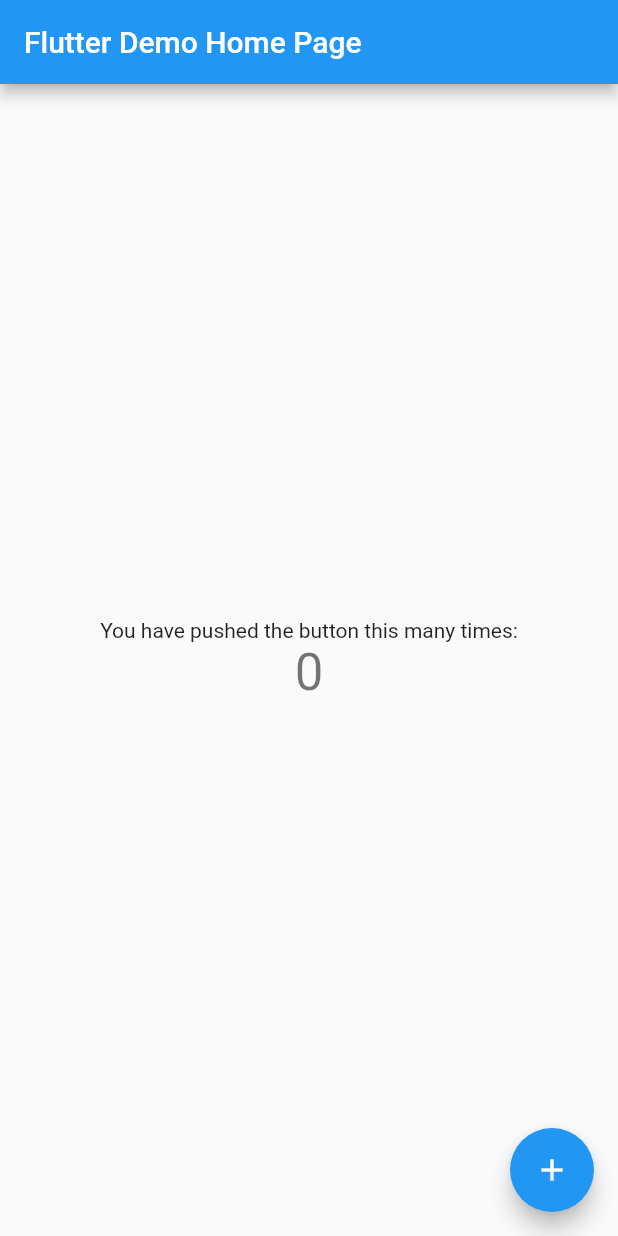
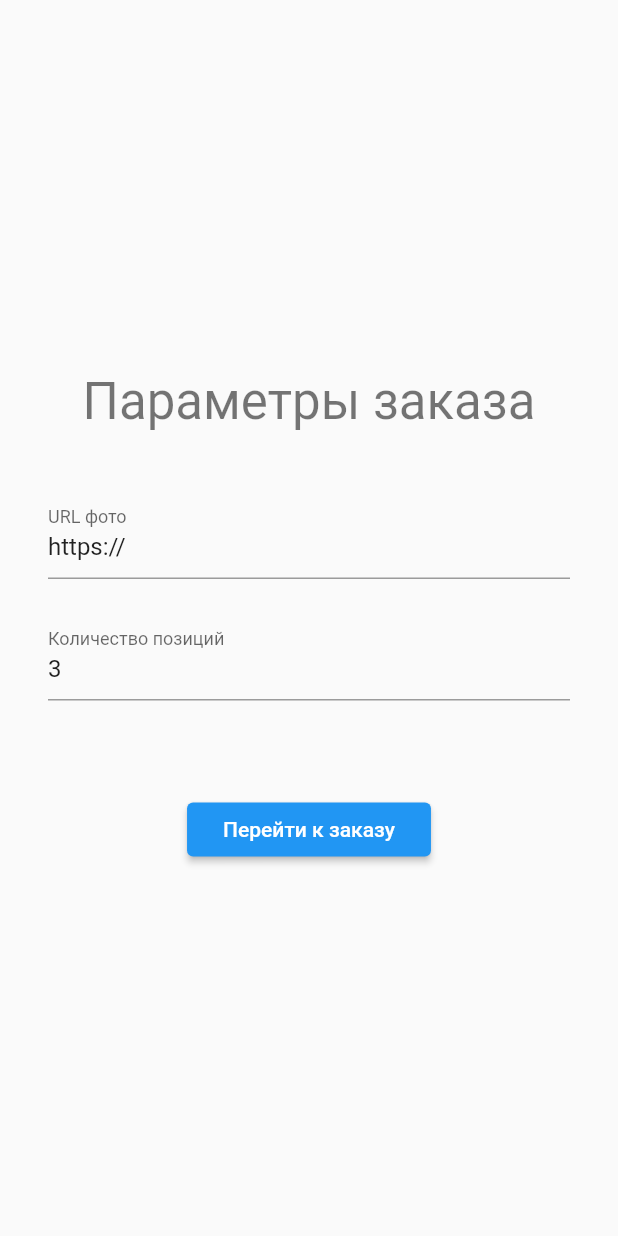
Before and after one commit to Veselchak-U/order_form, a Flutter app: the screen it shows after launch, on a phone screen of 412 x 824 dp. Run offline on Flutter 3.47's test engine with Material 2 defaults, Android fonts, the phone set to English and light mode, and no system bars; our stand-ins replace copy_with_extension, equatable, flutter_bloc.

Commit message:
add PreOrder Screen

```diff
--- /dev/null
+++ b/lib/cubits/pre_order.dart
@@ -0,0 +1,62 @@
+import 'package:copy_with_extension/copy_with_extension.dart';
+import 'package:equatable/equatable.dart';
+import 'package:flutter_bloc/flutter_bloc.dart';
+
+part 'pre_order.g.dart';
+
+class PreOrderCubit extends Cubit<PreOrderState> {
+  PreOrderCubit() : super(const PreOrderState());
+
+  String validateUrl(String value) {
+    final uri = Uri.tryParse(value);
+    if (uri == null || !_isValidUri(uri)) {
+      return 'Введите корректный URL';
+    } else {
+      emit(state.copyWith(photoUrl: uri.toString()));
+      return null;
+    }
+  }
+
+  String validateCount(String value) {
+    final count = int.tryParse(value);
+    if (count == null || count < 3 || count > 5) {
+      return 'Введите целое число от 3 до 5';
+    } else {
+      emit(state.copyWith(positionCount: count));
+      return null;
+    }
+  }
+
+  bool _isValidUri(Uri uri) {
+    bool result = false;
+    try {
+      final origin = uri.origin;
+      if (origin.length > 11) {
+        result = true;
+      }
+    } on dynamic {}
+    return result;
+  }
+}
+
+enum PreOrderStatus { valid, invalid, busy }
+
+@CopyWith()
+class PreOrderState extends Equatable {
+  const PreOrderState({
+    this.status = PreOrderStatus.invalid,
+    this.photoUrl = 'https://',
+    this.positionCount = 3,
+  });
+
+  final PreOrderStatus status;
+  final String photoUrl;
+  final int positionCount;
+
+  @override
+  List<Object> get props => [
+        status,
+        photoUrl,
+        positionCount,
+      ];
+}
--- /dev/null
+++ b/lib/import.dart
@@ -0,0 +1,3 @@
+export 'main.dart';
+export 'cubits/pre_order.dart';
+export 'screens/pre_order.dart';
--- a/lib/main.dart
+++ b/lib/main.dart
@@ -1,117 +1,21 @@
 import 'package:flutter/material.dart';
+import 'package:order_form/import.dart';
 
 void main() {
   runApp(MyApp());
 }
 
 class MyApp extends StatelessWidget {
-  // This widget is the root of your application.
   @override
   Widget build(BuildContext context) {
     return MaterialApp(
-      title: 'Flutter Demo',
+      title: 'Order Form',
       theme: ThemeData(
-        // This is the theme of your application.
-        //
-        // Try running your application with "flutter run". You'll see the
-        // application has a blue toolbar. Then, without quitting the app, try
-        // changing the primarySwatch below to Colors.green and then invoke
-        // "hot reload" (press "r" in the console where you ran "flutter run",
-        // or simply save your changes to "hot reload" in a Flutter IDE).
-        // Notice that the counter didn't reset back to zero; the application
-        // is not restarted.
         primarySwatch: Colors.blue,
-        // This makes the visual density adapt to the platform that you run
-        // the app on. For desktop platforms, the controls will be smaller and
-        // closer together (more dense) than on mobile platforms.
         visualDensity: VisualDensity.adaptivePlatformDensity,
       ),
-      home: MyHomePage(title: 'Flutter Demo Home Page'),
+      debugShowCheckedModeBanner: false,
+      home: PreOrderScreen(),
     );
   }
 }
-
-class MyHomePage extends StatefulWidget {
-  MyHomePage({Key key, this.title}) : super(key: key);
-
-  // This widget is the home page of your application. It is stateful, meaning
-  // that it has a State object (defined below) that contains fields that affect
-  // how it looks.
-
-  // This class is the configuration for the state. It holds the values (in this
-  // case the title) provided by the parent (in this case the App widget) and
-  // used by the build method of the State. Fields in a Widget subclass are
-  // always marked "final".
-
-  final String title;
-
-  @override
-  _MyHomePageState createState() => _MyHomePageState();
-}
-
-class _MyHomePageState extends State<MyHomePage> {
-  int _counter = 0;
-
-  void _incrementCounter() {
-    setState(() {
-      // This call to setState tells the Flutter framework that something has
-      // changed in this State, which causes it to rerun the build method below
-      // so that the display can reflect the updated values. If we changed
-      // _counter without calling setState(), then the build method would not be
-      // called again, and so nothing would appear to happen.
-      _counter++;
-    });
-  }
-
-  @override
-  Widget build(BuildContext context) {
-    // This method is rerun every time setState is called, for instance as done
-    // by the _incrementCounter method above.
-    //
-    // The Flutter framework has been optimized to make rerunning build methods
-    // fast, so that you can just rebuild anything that needs updating rather
-    // than having to individually change instances of widgets.
-    return Scaffold(
-      appBar: AppBar(
-        // Here we take the value from the MyHomePage object that was created by
-        // the App.build method, and use it to set our appbar title.
-        title: Text(widget.title),
-      ),
-      body: Center(
-        // Center is a layout widget. It takes a single child and positions it
-        // in the middle of the parent.
-        child: Column(
-          // Column is also a layout widget. It takes a list of children and
-          // arranges them vertically. By default, it sizes itself to fit its
-          // children horizontally, and tries to be as tall as its parent.
-          //
-          // Invoke "debug painting" (press "p" in the console, choose the
-          // "Toggle Debug Paint" action from the Flutter Inspector in Android
-          // Studio, or the "Toggle Debug Paint" command in Visual Studio Code)
-          // to see the wireframe for each widget.
-          //
-          // Column has various properties to control how it sizes itself and
-          // how it positions its children. Here we use mainAxisAlignment to
-          // center the children vertically; the main axis here is the vertical
-          // axis because Columns are vertical (the cross axis would be
-          // horizontal).
-          mainAxisAlignment: MainAxisAlignment.center,
-          children: <Widget>[
-            Text(
-              'You have pushed the button this many times:',
-            ),
-            Text(
-              '$_counter',
-              style: Theme.of(context).textTheme.headline4,
-            ),
-          ],
-        ),
-      ),
-      floatingActionButton: FloatingActionButton(
-        onPressed: _incrementCounter,
-        tooltip: 'Increment',
-        child: Icon(Icons.add),
-      ), // This trailing comma makes auto-formatting nicer for build methods.
-    );
-  }
-}
--- /dev/null
+++ b/lib/screens/pre_order.dart
@@ -0,0 +1,123 @@
+import 'package:flutter/material.dart';
+import 'package:flutter_bloc/flutter_bloc.dart';
+import 'package:order_form/import.dart';
+
+class PreOrderScreen extends StatelessWidget {
+  @override
+  Widget build(BuildContext context) {
+    return BlocProvider(
+      create: (BuildContext context) {
+        final preOrderCubit = PreOrderCubit();
+        return preOrderCubit;
+      },
+      lazy: false,
+      child: _PreOrderView(),
+    );
+  }
+}
+
+class _PreOrderView extends StatelessWidget {
+  @override
+  Widget build(BuildContext context) {
+    return BlocBuilder(
+      cubit: BlocProvider.of<PreOrderCubit>(context),
+      builder: (BuildContext context, PreOrderState preOrderState) {
+        return Stack(
+          children: [
+            Scaffold(
+              body: _PreOrderBody(),
+            ),
+            if (preOrderState.status == PreOrderStatus.busy)
+              Center(
+                child: CircularProgressIndicator(strokeWidth: 2),
+              ),
+          ],
+        );
+      },
+    );
+  }
+}
+
+class _PreOrderBody extends StatefulWidget {
+  @override
+  _PreOrderBodyState createState() => _PreOrderBodyState();
+}
+
+class _PreOrderBodyState extends State<_PreOrderBody> {
+  final _formKey = GlobalKey<FormState>();
+  PreOrderCubit preOrderCubit;
+
+  @override
+  void initState() {
+    super.initState();
+    preOrderCubit = BlocProvider.of<PreOrderCubit>(context);
+  }
+
+  @override
+  Widget build(BuildContext context) {
+    return Form(
+      key: _formKey,
+      child: Padding(
+        padding: const EdgeInsets.all(32),
+        child: Center(
+          child: Column(
+            mainAxisAlignment: MainAxisAlignment.center,
+            crossAxisAlignment: CrossAxisAlignment.center,
+            children: [
+              Text(
+                'Параметры заказа',
+                style: Theme.of(context).textTheme.headline4,
+              ),
+              const SizedBox(height: 40),
+              TextFormField(
+                decoration: InputDecoration(
+                  labelText: 'URL фото',
+                  helperText: '',
+                ),
+                initialValue: preOrderCubit.state.photoUrl,
+                textInputAction: TextInputAction.next,
+                keyboardType: TextInputType.url,
+                onSaved: (value) {
+                  // final newUser = preOrderCubit.state.user.copyWith(email: value);
+                  // preOrderCubit.updateUser(newUser);
+                },
+                autovalidateMode: AutovalidateMode.onUserInteraction,
+                validator: (value) => preOrderCubit.validateUrl(value),
+              ),
+              TextFormField(
+                decoration: InputDecoration(
+                  labelText: 'Количество позиций',
+                  helperText: '',
+                ),
+                initialValue: '${preOrderCubit.state.positionCount}',
+                textInputAction: TextInputAction.next,
+                keyboardType: TextInputType.number,
+                onSaved: (value) {
+                  // final newUser = preOrderCubit.state.user.copyWith(phone: value);
+                  // preOrderCubit.updateUser(newUser);
+                },
+                autovalidateMode: AutovalidateMode.onUserInteraction,
+                validator: (value) => preOrderCubit.validateCount(value),
+              ),
+              const SizedBox(height: 40),
+              ElevatedButton(
+                onPressed: () async {
+                  if (_formKey.currentState.validate()) {
+                    _formKey.currentState.save();
+                    // final result = await preOrderCubit.preOrder();
+                    // if (result) {
+                    // }
+                  }
+                },
+                child: Padding(
+                  padding: const EdgeInsets.symmetric(horizontal: 8),
+                  child: Text('Перейти к заказу'),
+                ),
+              ),
+            ],
+          ),
+        ),
+      ),
+    );
+  }
+}
```
Also changed, not shown: pubspec.yaml (+7 -1 lines), lib/cubits/pre_order.g.dart (added), pubspec.lock, 2 other files.
